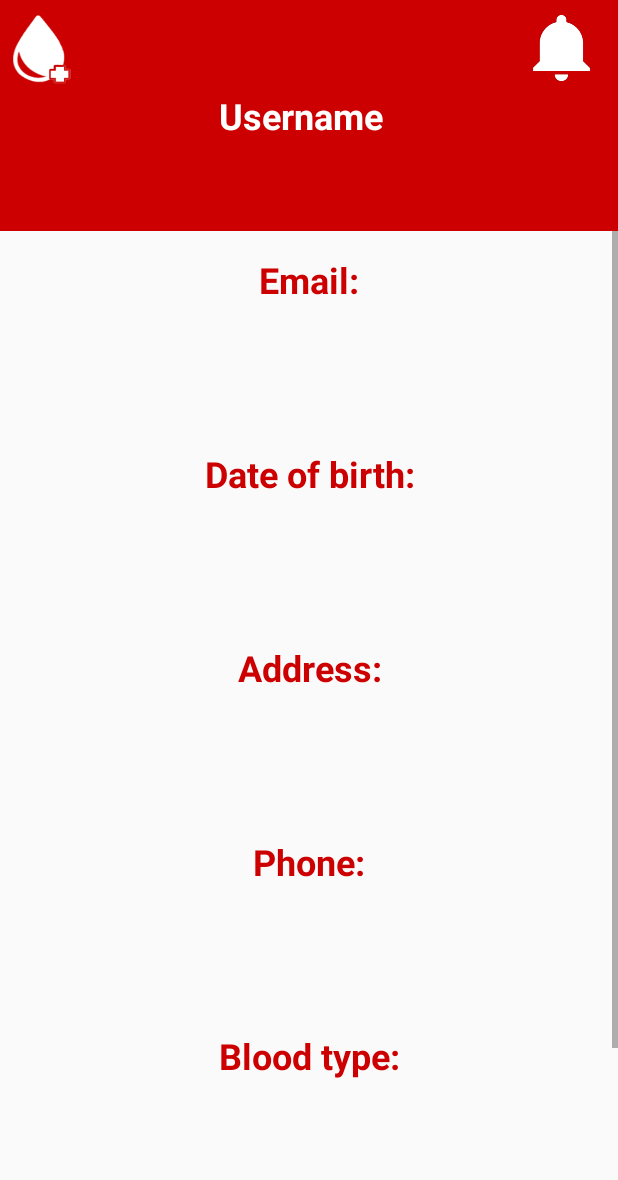
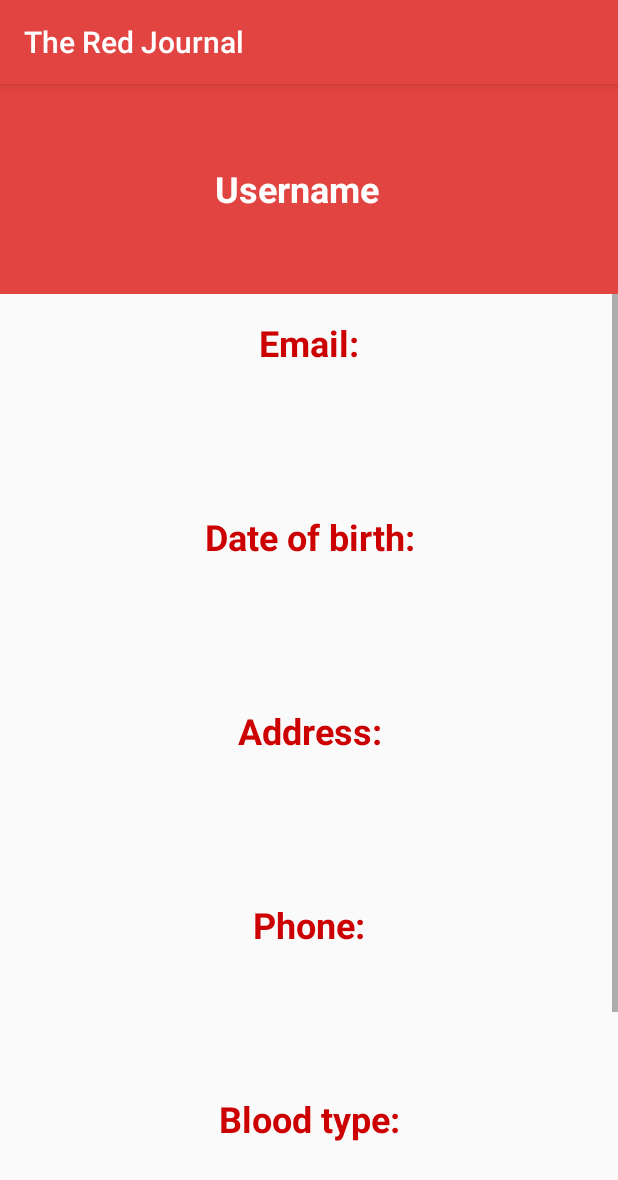
Before and after one commit to galeslash/Aegis, an Android app: the UserProfile screen opened directly, with no data from a screen before it, on a phone screen of 412 x 824 dp. Shown: the top 1180 px of the screen. Run offline under Robolectric (Android 15) with nearby library versions, the phone set to English and light mode, and no system bars; Roboto replaces fonts that are not available here.

Commit message:
Edit profile page finish

```diff
--- a/TheRedJournal/app/src/main/AndroidManifest.xml
+++ b/TheRedJournal/app/src/main/AndroidManifest.xml
@@ -21,8 +21,8 @@
             android:launchMode="singleTop"
             android:theme="@style/AppTheme.NoActionBar"
             android:windowSoftInputMode="adjustPan" />
-        <activity
-            android:name=".UserProfile"/>
+        <activity android:name=".UserProfile" />
+        <activity android:name=".EditProfile"></activity>
     </application>
 
 </manifest>
--- a/TheRedJournal/app/src/main/res/layout/activity_user_profile.xml
+++ b/TheRedJournal/app/src/main/res/layout/activity_user_profile.xml
@@ -14,20 +14,11 @@
     <LinearLayout
         android:orientation="horizontal"
         android:layout_width="match_parent"
-        android:layout_height="154dp"
+        android:layout_height="140dp"
         android:weightSum="1"
-        android:background="@android:color/holo_red_dark"
-        android:gravity="top">
-
-        <ImageButton
-            android:layout_width="55dp"
-            android:layout_height="66dp"
-            app:srcCompat="@drawable/logocropwhite"
-            android:id="@+id/logo"
-            android:scaleX="0.7"
-            android:scaleY="0.7"
-            android:scaleType="fitXY"
-            android:background="@android:color/holo_red_dark" />
+        android:background="#E14441"
+        android:gravity="top"
+        android:id="@+id/profContainer">
 
         <TextView
             android:text="Username"
@@ -42,16 +33,6 @@
             android:layout_weight="0.95"
             android:layout_gravity="center"
             android:textColor="@android:color/background_light" />
-
-        <ImageButton
-            android:layout_width="55dp"
-            android:layout_height="64dp"
-            app:srcCompat="@drawable/notifbellwhite"
-            android:id="@+id/notifButton"
-            android:scaleX="0.7"
-            android:scaleY="0.7"
-            android:scaleType="fitXY"
-            android:background="@android:color/holo_red_dark" />
 
     </LinearLayout>
 
--- a/TheRedJournal/app/src/main/res/values/styles.xml
+++ b/TheRedJournal/app/src/main/res/values/styles.xml
@@ -1,9 +1,9 @@
 <resources>
 
     <!-- Base application theme. -->
-    <style name="AppTheme" parent="Theme.AppCompat.Light.NoActionBar">
+    <style name="AppTheme" parent="Theme.AppCompat.Light.DarkActionBar">
         <!-- Customize your theme here. -->
-        <item name="colorPrimary">@color/colorPrimary</item>
+        <item name="colorPrimary">#E14441</item>
         <item name="colorPrimaryDark">@color/colorPrimaryDark</item>
         <item name="colorAccent">@color/colorAccent</item>
     </style>
```
